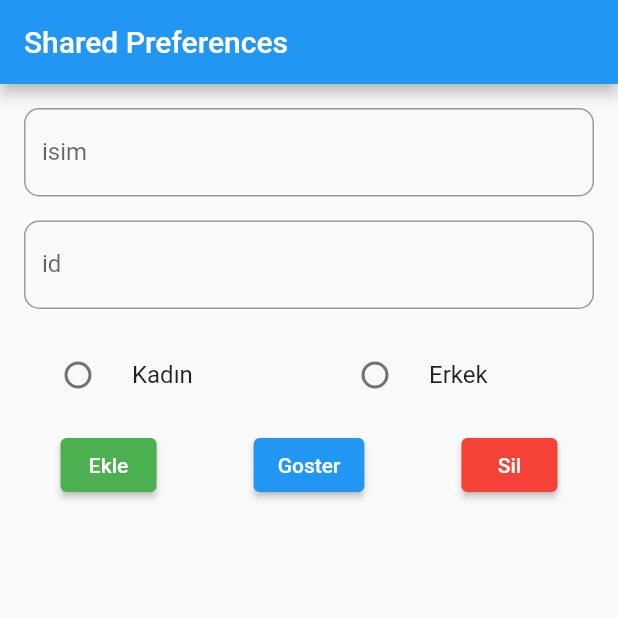
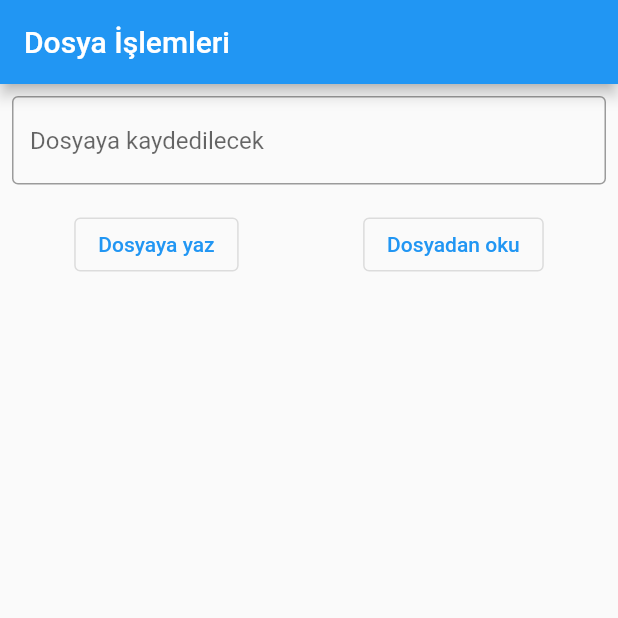
Before and after one commit to uluibrahim/Sifirdan-Flutter-Dersleri, a Flutter app: the screen it shows after launch, on a phone screen of 412 x 824 dp, the top half of it. Run offline on Flutter 3.47's test engine with Material 2 defaults, Android fonts, the phone set to English and light mode, and no system bars; our stand-ins replace date_format, flutter_easyloading, palette_generator, shared_preferences.

Commit message:
dosya işlemleri yapıldı

```diff
--- /dev/null
+++ b/Bolum11/storage_dersleri/lib/dosya_islemleri.dart
@@ -0,0 +1,100 @@
+import 'package:flutter/material.dart';
+import 'package:path_provider/path_provider.dart';
+import 'dart:io';
+
+class DosyaIslemleri extends StatefulWidget {
+  DosyaIslemleri({Key? key}) : super(key: key);
+
+  @override
+  _DosyaIslemleriState createState() => _DosyaIslemleriState();
+}
+
+class _DosyaIslemleriState extends State<DosyaIslemleri> {
+  var controllerText = TextEditingController();
+
+  // dosya path i elde etmek
+
+  Future<String> get getKlasorYolu async {
+    Directory klasor = await getApplicationDocumentsDirectory();
+    debugPrint("dosya yolu" + klasor.path);
+    return klasor.path;
+  }
+
+  Future<File> get dosyaOlustur async {
+    var olusturulanDosyaninKlasorYolu = await getKlasorYolu;
+    return File(olusturulanDosyaninKlasorYolu + "/myDosya.txt");
+  }
+
+  Future<String> get dosyadanOku async {
+    try {
+      var myDosya = await dosyaOlustur;
+      String dosyaIcerigi = await myDosya.readAsString();
+      return dosyaIcerigi;
+    } catch (e) {
+      return "Hata Çıktı $e";
+    }
+  }
+
+  Future<File> dosyayaYaz(String yazilacakDeger) async {
+    var myDosya = await dosyaOlustur;
+    return myDosya.writeAsString(yazilacakDeger);
+  }
+
+  @override
+  Widget build(BuildContext context) {
+    return Scaffold(
+      appBar: AppBar(title: Text("Dosya İşlemleri")),
+      body: SingleChildScrollView(
+        child: Column(
+          children: [
+            Padding(
+              padding: const EdgeInsets.all(8.0),
+              child: textField(),
+            ),
+            Padding(
+              padding: const EdgeInsets.all(8.0),
+              child: buttonRow(),
+            )
+          ],
+        ),
+      ),
+    );
+  }
+
+  TextField textField() {
+    return TextField(
+      //maxLines: 3,
+      controller: controllerText,
+      decoration: InputDecoration(
+        hintText: "Dosyaya kaydedilecek",
+        border: OutlineInputBorder(),
+      ),
+    );
+  }
+
+  Row buttonRow() {
+    return Row(
+      mainAxisAlignment: MainAxisAlignment.spaceAround,
+      children: [
+        OutlinedButton(
+          onPressed: _dosyaYaz,
+          child: Text("Dosyaya yaz"),
+          style: OutlinedButton.styleFrom(shadowColor: Colors.indigo),
+        ),
+        OutlinedButton(
+          onPressed: _dosyaOku,
+          child: Text("Dosyadan oku"),
+          style: OutlinedButton.styleFrom(shadowColor: Colors.indigo),
+        ),
+      ],
+    );
+  }
+
+  void _dosyaYaz() {
+    dosyayaYaz(controllerText.text.toString());
+  }
+
+  void _dosyaOku() async {
+    debugPrint(await dosyadanOku);
+  }
+}
--- a/Bolum11/storage_dersleri/lib/main.dart
+++ b/Bolum11/storage_dersleri/lib/main.dart
@@ -1,4 +1,5 @@
 import 'package:flutter/material.dart';
+import 'package:storage_dersleri/dosya_islemleri.dart';
 import 'package:storage_dersleri/shared_preferences_kullanimi.dart';
 
 void main() => runApp(MyApp());
@@ -9,7 +10,7 @@ class MyApp extends StatelessWidget {
     return MaterialApp(
       debugShowCheckedModeBanner: false,
       title: 'Material App',
-      home: SharedPrefKullanimi(),
+      home: DosyaIslemleri(),
     );
   }
 }
--- a/Bolum11/storage_dersleri/pubspec.yaml
+++ b/Bolum11/storage_dersleri/pubspec.yaml
@@ -3,7 +3,7 @@ description: A new Flutter project.
 
 # The following line prevents the package from being accidentally published to
 # pub.dev using `pub publish`. This is preferred for private packages.
-publish_to: 'none' # Remove this line if you wish to publish to pub.dev
+publish_to: "none" # Remove this line if you wish to publish to pub.dev
 
 # The following defines the version and build number for your application.
 # A version number is three numbers separated by dots, like 1.2.43
@@ -24,11 +24,12 @@ dependencies:
   flutter:
     sdk: flutter
 
-
   # The following adds the Cupertino Icons font to your application.
   # Use with the CupertinoIcons class for iOS style icons.
   cupertino_icons: ^1.0.2
   shared_preferences: ^2.0.6
+  path_provider: ^2.0.2
+  sqflite: ^2.0.0+3
 
 dev_dependencies:
   flutter_test:
@@ -39,7 +40,6 @@ dev_dependencies:
 
 # The following section is specific to Flutter.
 flutter:
-
   # The following line ensures that the Material Icons font is
   # included with your application, so that you can use the icons in
   # the material Icons class.
```
Also changed, not shown: Bolum11/storage_dersleri/pubspec.lock.
